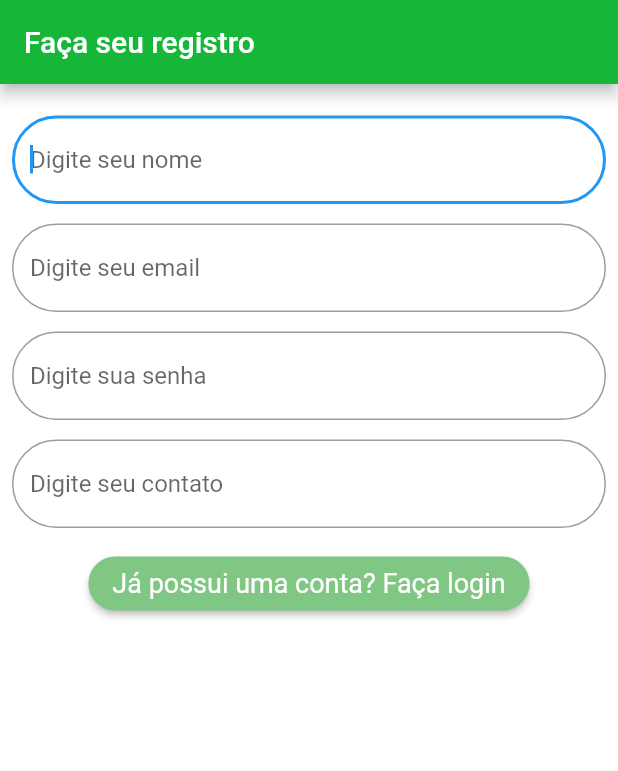
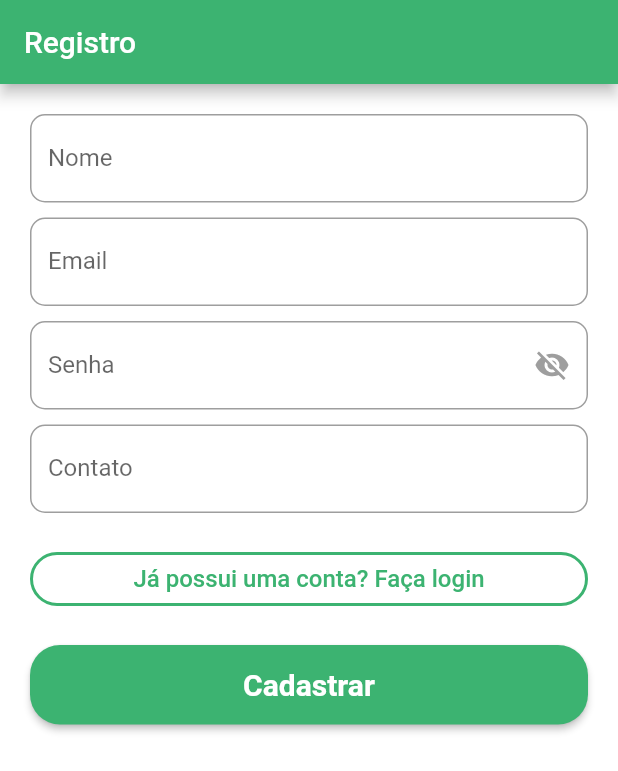
Before and after one commit to Gduarte10/loguin-cadastro-master1, a Flutter app: the screen it shows after launch, on a phone screen of 412 x 824 dp. Shown: the top 771 px of the screen. Run offline on Flutter 3.47's test engine with Material 2 defaults, Android fonts, the phone set to English and light mode, and no system bars; missing offline and left inert: dart:html.

```diff
--- a/lib/cadastro.dart
+++ b/lib/cadastro.dart
@@ -1,5 +1,7 @@
+import 'dart:io';
+
 import 'package:flutter/material.dart';
-import 'package:flutter/services.dart';
+import 'package:loguin_cadastro/teste.dart';
 import 'package:scoped_model/scoped_model.dart';
 
 import 'model/user_model.dart';
@@ -12,6 +14,7 @@ class Cadastro extends StatefulWidget {
 }
 
 class _CadastroState extends State<Cadastro> {
+  bool _toggleVisibility = true;
   final GlobalKey<FormState> _formKey = GlobalKey<FormState>();
   final TextEditingController emailController = TextEditingController();
   final TextEditingController senhaController = TextEditingController();
@@ -32,115 +35,175 @@ class _CadastroState extends State<Cadastro> {
     return ScopedModelDescendant<UserModel>(
       builder: (context, child, model) => Scaffold(
         appBar: AppBar(
-          title: const Text('Faça seu registro'),
-          backgroundColor: const Color.fromARGB(255, 22, 182, 57),
+          title: Text('Registro'),
+          backgroundColor: const Color(0xFF3CB371), // cor verde pastel
         ),
         backgroundColor: Colors.white,
-        body: SingleChildScrollView(
-          padding: const EdgeInsets.all(8),
+        body: Padding(
+          padding: const EdgeInsets.all(20),
           child: Form(
             key: _formKey,
-            child: Column(children: [
-              const SizedBox(height: 13),
+            child: Column(
+              crossAxisAlignment: CrossAxisAlignment.stretch,
+              children: [
                 TextFormField(
                   controller: nomeController,
-                autofocus: true,
-                style: const TextStyle(color: Colors.black),
-                decoration: const InputDecoration(
+                  decoration: InputDecoration(
+                    labelText: 'Nome',
                     border: OutlineInputBorder(
-                    borderRadius: BorderRadius.all(Radius.circular(30)),
+                      borderRadius: BorderRadius.circular(10),
                     ),
-                  hintText: 'Digite seu nome',
-                  labelStyle: TextStyle(color: Colors.black),
                   ),
-                validator: (value) {
-                  if (value == null || value.isEmpty) {
-                    return 'Por favor, digite seu nome';
-                  }
-                  return null;
-                },
+                  style: TextStyle(
+                    color: Colors.grey[800],
+                    fontSize: 16,
                   ),
-              const SizedBox(height: 13),
+                  validator: (value) =>
+                      value!.isEmpty ? 'Digite seu nome' : null,
+                ),
+                const SizedBox(height: 10),
                 TextFormField(
                   controller: emailController,
-                autofocus: true,
                   keyboardType: TextInputType.emailAddress,
-                style: const TextStyle(color: Colors.black),
-                decoration: const InputDecoration(
+                  decoration: InputDecoration(
+                    labelText: 'Email',
                     border: OutlineInputBorder(
-                    borderRadius: BorderRadius.all(Radius.circular(30)),
+                      borderRadius: BorderRadius.circular(10),
                     ),
-                  hintText: 'Digite seu email',
-                  labelStyle: TextStyle(color: Colors.black),
                   ),
-                validator: (value) {
-                  if (value == null || value.isEmpty) {
-                    return 'Por favor, digite seu email';
-                  }
-                  if (!value.contains('@')) {
-                    return 'Por favor, digite um email válido';
-                  }
-                  return null;
-                },
+                  style: TextStyle(
+                    color: Colors.grey[800],
+                    fontSize: 16,
                   ),
-              const SizedBox(height: 13),
+                  validator: (value) =>
+                      value!.isEmpty ? 'Digite seu email' : null,
+                ),
+                const SizedBox(height: 10),
                 TextFormField(
                   controller: senhaController,
-                autofocus: true,
-                obscureText: true,
-                decoration: const InputDecoration(
+                  obscureText: _toggleVisibility,
+                  decoration: InputDecoration(
+                      labelText: 'Senha',
                       border: OutlineInputBorder(
-                    borderRadius: BorderRadius.all(Radius.circular(30)),
+                        borderRadius: BorderRadius.circular(10),
                       ),
-                  hintText: 'Digite sua senha',
+                      suffixIcon: IconButton(
+                        onPressed: () {
+                          setState(() {
+                            _toggleVisibility = !_toggleVisibility;
+                          });
+                        },
+                        icon: _toggleVisibility
+                            ? const Icon(
+                                Icons.visibility_off,
+                                color: Colors.grey,
+                              )
+                            : const Icon(
+                                Icons.visibility,
+                                color: Colors.grey,
                               ),
-                validator: (value) {
-                  if (value == null || value.isEmpty) {
-                    return 'Por favor, digite sua senha';
-                  }
-                  if (value.length < 6) {
-                    return 'A senha deve ter no mínimo 6 caracteres';
-                  }
-                  return null;
-                },
+                      )),
+                  style: TextStyle(
+                    color: Colors.grey[800],
+                    fontSize: 16,
                   ),
-              const SizedBox(height: 13),
+                  validator: (value) =>
+                      value!.isEmpty ? 'Digite sua senha' : null,
+                ),
+                const SizedBox(height: 10),
                 TextFormField(
                   controller: contatoController,
-                  autofocus: true,
                   keyboardType: TextInputType.phone,
-                  style: const TextStyle(color: Colors.black),
-                  decoration: const InputDecoration(
+                  decoration: InputDecoration(
+                    labelText: 'Contato',
                     border: OutlineInputBorder(
-                      borderRadius: BorderRadius.all(Radius.circular(30)),
+                      borderRadius: BorderRadius.circular(10),
                     ),
-                    hintText: 'Digite seu contato',
-                    labelStyle: TextStyle(color: Colors.black),
                   ),
-                  validator: (value) {
-                    if (value == null || value.isEmpty) {
-                      return 'Por favor, digite seu contato';
-                    }
-                    return null;
-                  }),
-              const SizedBox(height: 13),
+                  style: TextStyle(
+                    color: Colors.grey[800],
+                    fontSize: 16,
+                  ),
+                  validator: (value) =>
+                      value!.isEmpty ? 'Digite seu contato' : null,
+                ),
+                const SizedBox(height: 20),
                 ElevatedButton(
-                onPressed: () {
-                  Navigator.pushNamed(context, '/login');
-                },
-                child: const Text('Já possui uma conta? Faça login'),
+                  onPressed: () => Navigator.pushNamed(context, '/login'),
+                  child: Text(
+                    'Já possui uma conta? Faça login',
+                    style: TextStyle(
+                      fontSize: 16,
+                      color: const Color(0xFF3CB371), // cor verde pastel
+                    ),
+                  ),
                   style: ElevatedButton.styleFrom(
-                  primary: Colors.green[300],
-                  textStyle: const TextStyle(fontSize: 18),
+                    primary: Colors.white,
+                    elevation: 0,
+                    padding: const EdgeInsets.all(0),
                     shape: RoundedRectangleBorder(
                       borderRadius: BorderRadius.circular(30),
+                      side: BorderSide(
+                        color: const Color(0xFF3CB371), // cor verde pastel
+                        width: 2,
                       ),
                     ),
                   ),
-            ]),
+                ),
+                const SizedBox(height: 20),
+                ElevatedButton(
+                  onPressed: () {
+                    if (_formKey.currentState!.validate()) {
+                      model.cadastroUser(
+                        nome: nomeController.text,
+                        email: emailController.text,
+                        senha: senhaController.text,
+                        contato: contatoController.text,
+                        onSuccess: _onSuccess,
+                        onFail: _onFail,
+                      );
+                    }
+                  },
+                  child: Text(
+                    'Cadastrar',
+                    style: TextStyle(
+                      fontWeight: FontWeight.bold,
+                      fontSize: 20.0,
+                      color: Colors.white,
+                    ),
+                  ),
+                  style: ElevatedButton.styleFrom(
+                    primary: const Color(0xFF3CB371), // cor verde pastel
+                    shape: RoundedRectangleBorder(
+                      borderRadius: BorderRadius.circular(20),
+                    ),
+                    padding: const EdgeInsets.symmetric(
+                      horizontal: 50,
+                      vertical: 15,
+                    ),
+                  ),
+                ),
+              ],
+            ),
           ),
         ),
       ),
     );
   }
+
+  void _onSuccess() {
+    Navigator.of(context).pushReplacement(
+      MaterialPageRoute(builder: (context) => const Teste()),
+    );
   }
+
+  void _onFail() {
+    ScaffoldMessenger.of(context).showSnackBar(
+      const SnackBar(
+        content: Text('Falha no registro!'),
+        backgroundColor: Colors.red,
+        duration: Duration(seconds: 2),
+      ),
+    );
+  }
+}
--- a/lib/main.dart
+++ b/lib/main.dart
@@ -2,6 +2,7 @@ import 'package:flutter/material.dart';
 import 'package:loguin_cadastro/cadastro.dart';
 import 'package:loguin_cadastro/login.dart';
 import 'package:loguin_cadastro/model/user_model.dart';
+import 'package:loguin_cadastro/teste.dart';
 import 'package:scoped_model/scoped_model.dart';
 
 void main() {
@@ -23,6 +24,7 @@ class MyApp extends StatelessWidget {
           routes: {
             '/': (context) => const Cadastro(),
             '/login': (context) => const Login(),
+            '/teste': (context) => const Teste(),
           },
         ));
   }
--- a/lib/model/user_model.dart
+++ b/lib/model/user_model.dart
@@ -1,4 +1,5 @@
 import 'dart:convert';
+import 'dart:html';
 import 'package:http/http.dart' as http;
 import 'package:scoped_model/scoped_model.dart';
 
@@ -28,38 +29,40 @@ class UserModel extends Model {
     });
   }
 
-  cadastroUser(
-      {required String nome,
-      required String email,
-      required String senha,
-      required String contato}) async {
-    var data = {
-      'username': nome,
-      'email': email,
-      'contato': contato,
-      'password': senha
-    };
-    await http
-        .post(
-      Uri.parse(
-          'https://adocao-production.up.railway.app/api/auth/local/register'),
+  cadastroUser({
+    required String nome,
+    required String email,
+    required String senha,
+    required String contato,
+    required void Function() onSuccess,
+    required void Function() onFail,
+  }) async {
+    final Url = Uri.parse(
+        'https://adocao-production.up.railway.app/api/auth/local/register');
+
+    final response = await http.post(
+      Url,
       headers: <String, String>{
         'content-type': 'application/json; charset=UTF-8',
       },
-      body: jsonEncode(data),
-    )
-        .then((Response) async {
-      if (Response.statusCode == 200) {
-        userLogado = jsonDecode(Response.body);
+      body: jsonEncode(<String, String>{
+        'email': email,
+        'password': senha,
+        'contato': contato,
+        'username': nome
+      }),
+    );
 
-        notifyListeners();
-      } else if (Response.statusCode == 400) {
-        notifyListeners();
-      }
-    });
+    if (response.statusCode == 200) {
+      // Sucesso no cadastro
+      onSuccess();
+    } else {
+      // Falha no cadastro
+      onFail();
+    }
   }
 
-  void signIn({
+  signIn({
     required String email,
     required String pass,
     required void Function() onSuccess,
```
Also changed, not shown: lib/model/draw_menu.dart (added, +42 -0 lines), lib/teste.dart (+9 -0 lines). Lines whose indentation alone changed are shown as unchanged.
